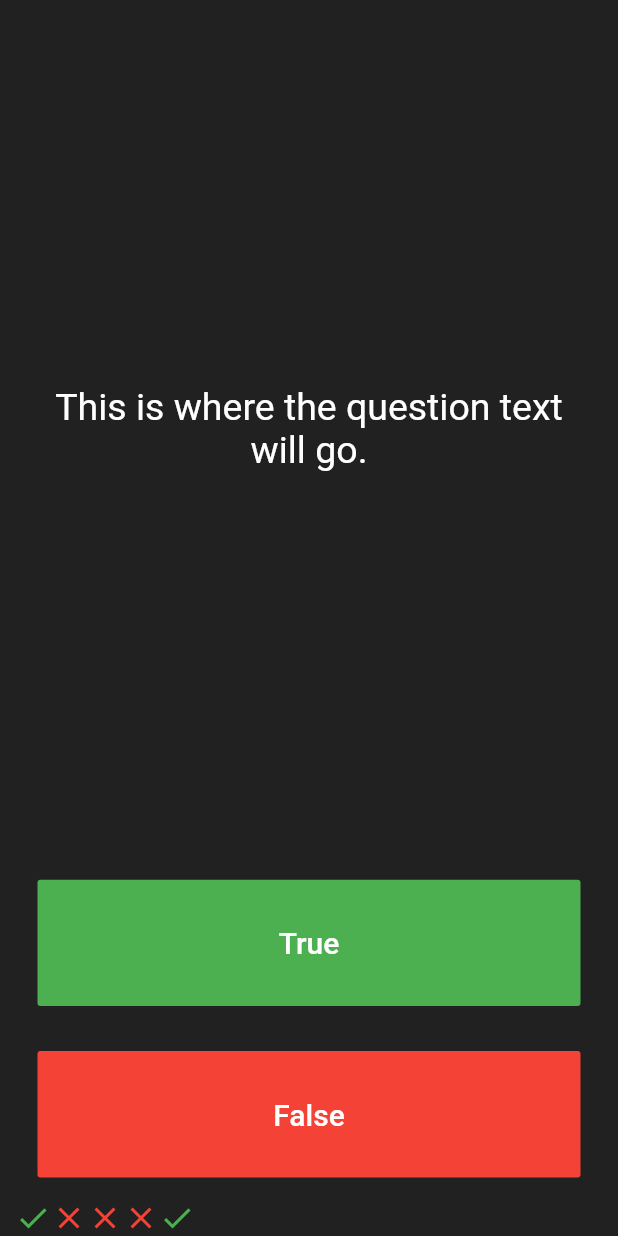
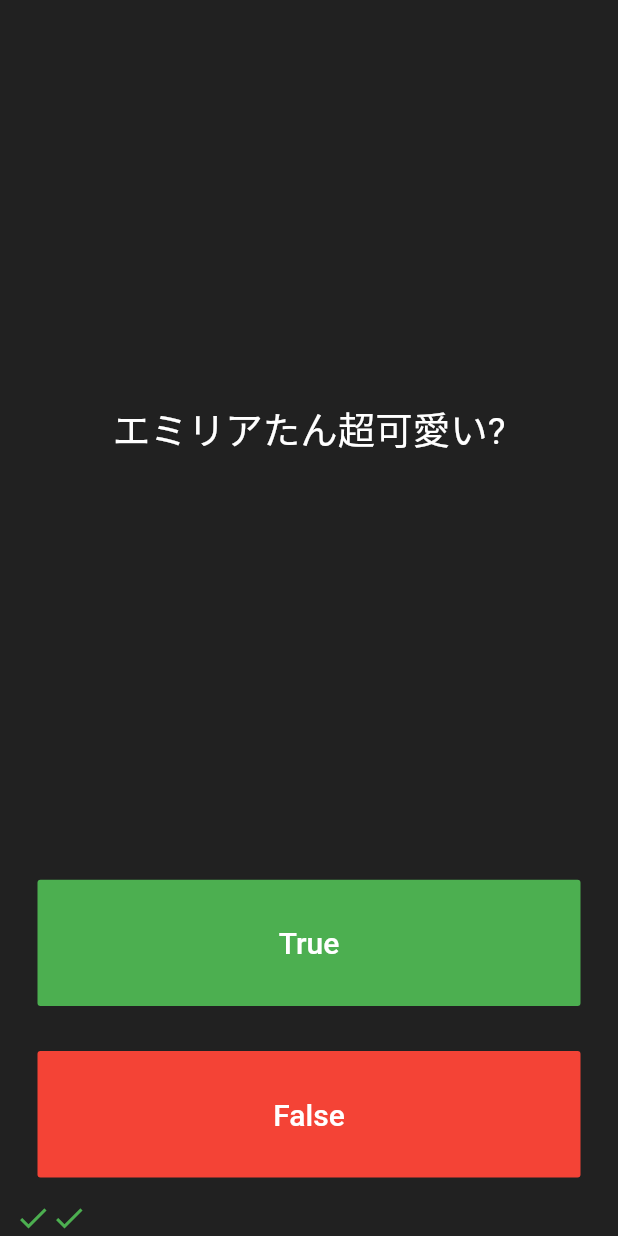
Before and after one commit to n04h/flutter_practice, a Flutter app: the screen it shows after launch, after a tap on "True", after a tap on "False", on a phone screen of 412 x 824 dp. Run offline on Flutter 3.47's test engine with Material 2 defaults, Android fonts, the phone set to English and light mode, and no system bars.

Commit message:
✨ 変数に定義した質問がボタン押下する毎に変わっていくようにした

```diff
--- a/lib/main.dart
+++ b/lib/main.dart
@@ -25,24 +25,16 @@ class QuizPage extends StatefulWidget {
 }
 
 class _QuizPageState extends State<QuizPage> {
-  List<Icon> scoreKeeper = [
-    Icon(
-      Icons.check,
-      color: Colors.green,
-    ),
-    Icon(
-      Icons.close,
-      color: Colors.red,
-    ),
-    Icon(
-      Icons.close,
-      color: Colors.red,
-    ),
-    Icon(
-      Icons.close,
-      color: Colors.red,
-    ),
+  List<Icon> scoreKeeper = [];
+
+  List<String> questions = [
+    "EMT?",
+    "エミリアたんマジ天使?",
+    "エミリアたん超可愛い?",
+    "ペテルギウス可愛い?",
   ];
+
+  int questionNumber = 0;
 
   @override
   Widget build(BuildContext context) {
@@ -56,7 +48,7 @@ class _QuizPageState extends State<QuizPage> {
             padding: EdgeInsets.all(10.0),
             child: Center(
               child: Text(
-                'This is where the question text will go.',
+                questions[questionNumber],
                 textAlign: TextAlign.center,
                 style: TextStyle(
                   fontSize: 25.0,
@@ -81,6 +73,7 @@ class _QuizPageState extends State<QuizPage> {
               ),
               onPressed: () {
                 setState(() {
+                  questionNumber++;
                   scoreKeeper.add(
                     Icon(
                       Icons.check,
@@ -105,7 +98,15 @@ class _QuizPageState extends State<QuizPage> {
                 ),
               ),
               onPressed: () {
-                //The user picked false.
+                setState(() {
+                  questionNumber++;
+                  scoreKeeper.add(
+                    Icon(
+                      Icons.check,
+                      color: Colors.green,
+                    ),
+                  );
+                });
               },
             ),
           ),
```
